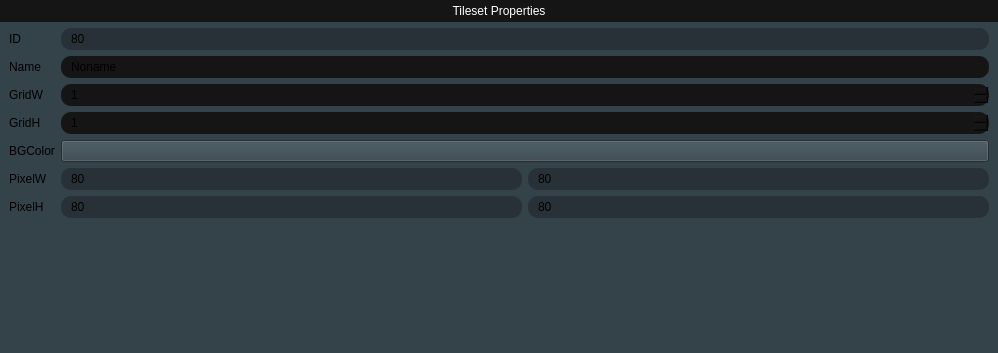
The window that TilesetEditor/fragmenttilesetproperties.ui (diegofps/tileset_editor) describes before a commit, drawn with Qt 5; both pictures show x 0 to 998 and y 0 to 353 of the 998 by 513 pixel window.
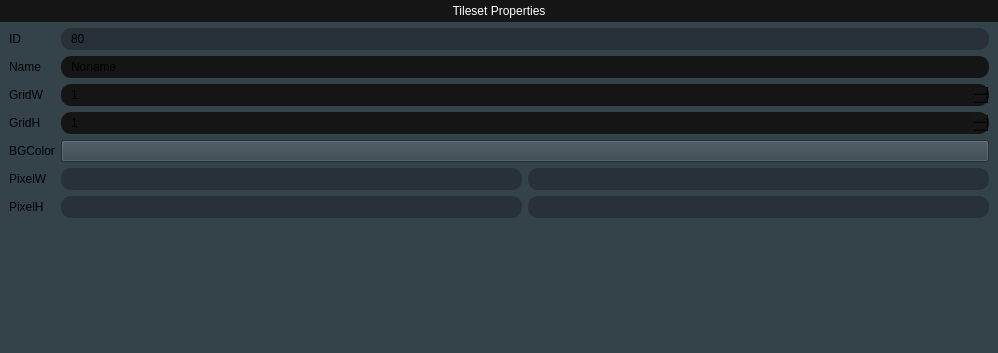
The same window after the commit.

What changed in the file:
```diff
--- a/TilesetEditor/fragmenttilesetproperties.ui
+++ b/TilesetEditor/fragmenttilesetproperties.ui
@@ -220,7 +220,7 @@
 border-radius: 10px;</string>
              </property>
              <property name="text">
-              <string>80</string>
+              <string/>
              </property>
              <property name="readOnly">
               <bool>true</bool>
@@ -236,7 +236,7 @@
 border-radius: 10px;</string>
              </property>
              <property name="text">
-              <string>80</string>
+              <string/>
              </property>
              <property name="readOnly">
               <bool>true</bool>
@@ -263,7 +263,7 @@
 border-radius: 10px;</string>
              </property>
              <property name="text">
-              <string>80</string>
+              <string/>
              </property>
              <property name="readOnly">
               <bool>true</bool>
@@ -279,7 +279,7 @@
 border-radius: 10px;</string>
              </property>
              <property name="text">
-              <string>80</string>
+              <string/>
              </property>
              <property name="readOnly">
               <bool>true</bool>
```
